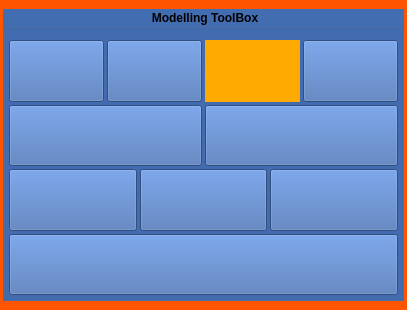
Before: the Qt Designer form src/developer/main/modeltools/widget/ui/modeltoolsUI.ui in code-google-com/mayatools, drawn with Qt 5.
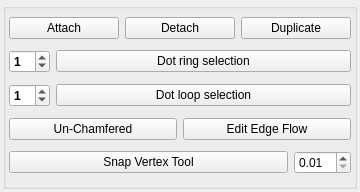
After: the same form once the commit is applied. Icons and pictures are not drawn.

The edit to the form file:
```diff
--- a/src/developer/main/modeltools/widget/ui/modeltoolsUI.ui
+++ b/src/developer/main/modeltools/widget/ui/modeltoolsUI.ui
@@ -6,32 +6,16 @@
    <rect>
     <x>0</x>
     <y>0</y>
-    <width>407</width>
-    <height>310</height>
+    <width>360</width>
+    <height>192</height>
    </rect>
   </property>
-  <property name="sizePolicy">
-   <sizepolicy hsizetype="Minimum" vsizetype="Preferred">
-    <horstretch>0</horstretch>
-    <verstretch>0</verstretch>
-   </sizepolicy>
-  </property>
   <property name="windowTitle">
    <string>MainWindow</string>
   </property>
-  <property name="styleSheet">
-   <string notr="true">QMainWindow{
-background-color: rgb(255, 85, 0);
-border-style: outset;
-}
-</string>
-  </property>
   <widget class="QWidget" name="centralwidget">
    <layout class="QVBoxLayout" name="verticalLayout">
-    <property name="leftMargin">
-     <number>3</number>
-    </property>
-    <property name="rightMargin">
+    <property name="margin">
      <number>3</number>
     </property>
     <item>
@@ -39,143 +23,37 @@
       <property name="enabled">
        <bool>true</bool>
       </property>
-      <property name="sizePolicy">
-       <sizepolicy hsizetype="Preferred" vsizetype="Minimum">
-        <horstretch>0</horstretch>
-        <verstretch>0</verstretch>
-       </sizepolicy>
-      </property>
       <property name="font">
        <font>
         <weight>75</weight>
         <bold>true</bold>
        </font>
       </property>
-      <property name="styleSheet">
-       <string notr="true">background-color: rgb(67, 109, 177);
-</string>
-      </property>
       <property name="title">
-       <string>Modelling ToolBox</string>
+       <string/>
       </property>
       <property name="alignment">
        <set>Qt::AlignCenter</set>
       </property>
       <layout class="QVBoxLayout" name="verticalLayout_2">
-       <property name="spacing">
-        <number>3</number>
-       </property>
-       <property name="leftMargin">
-        <number>3</number>
-       </property>
-       <property name="topMargin">
-        <number>11</number>
-       </property>
-       <property name="rightMargin">
-        <number>3</number>
-       </property>
-       <property name="bottomMargin">
+       <property name="margin">
         <number>3</number>
        </property>
        <item>
         <layout class="QHBoxLayout" name="horizontalLayout_2">
-         <property name="spacing">
-          <number>3</number>
-         </property>
-         <item>
-          <widget class="QPushButton" name="pushButton">
-           <property name="sizePolicy">
-            <sizepolicy hsizetype="Minimum" vsizetype="Preferred">
-             <horstretch>0</horstretch>
-             <verstretch>0</verstretch>
-            </sizepolicy>
-           </property>
-           <property name="toolTip">
-            <string>Combine mesh and weld</string>
-           </property>
-           <property name="styleSheet">
-            <string notr="true">QPushButton{
-	background-color: rgb(0, 170, 255);
-border-style: outset;
-}
-QPushButton:hover
-{
-	border-width: 1px;
-    border-style: solid;	
-	border-color: white;
-}
-QPushButton:pressed
-{
-	border-width: 1px;
-    border-style: solid;	
-	border-color: rgb(48, 96, 144);
-};</string>
-           </property>
-           <property name="text">
-            <string/>
-           </property>
-           <property name="icon">
-            <iconset resource="../../../../source/icons/metroIcon/metroIconSet.qrc">
-             <normaloff>:/Icons/attach_weld_2.png</normaloff>:/Icons/attach_weld_2.png</iconset>
-           </property>
-           <property name="iconSize">
-            <size>
-             <width>50</width>
-             <height>50</height>
-            </size>
-           </property>
-          </widget>
-         </item>
          <item>
           <widget class="QPushButton" name="btnAttach">
            <property name="enabled">
             <bool>true</bool>
            </property>
-           <property name="sizePolicy">
-            <sizepolicy hsizetype="Minimum" vsizetype="Preferred">
-             <horstretch>0</horstretch>
-             <verstretch>0</verstretch>
-            </sizepolicy>
-           </property>
            <property name="font">
             <font>
              <weight>50</weight>
              <bold>false</bold>
             </font>
            </property>
-           <property name="toolTip">
-            <string>Combine mesh no weld</string>
-           </property>
-           <property name="styleSheet">
-            <string notr="true">QPushButton{
-background-color: rgb(255, 85, 0);
-border-style: outset;
-}
-QPushButton:hover
-{
-	border-width: 1px;
-    border-style: solid;	
-	border-color: white;
-}
-QPushButton:pressed
-{
-	border-width: 1px;
-    border-style: solid;	
-	border-color: rgb(48, 96, 144);
-};</string>
-           </property>
            <property name="text">
-            <string/>
-           </property>
-           <property name="icon">
-            <iconset resource="../../../../source/icons/metroIcon/metroIconSet.qrc">
-             <normaloff>:/Icons/attach_2.png</normaloff>:/Icons/attach_2.png</iconset>
-           </property>
-           <property name="iconSize">
-            <size>
-             <width>50</width>
-             <height>50</height>
-            </size>
+            <string>Attach</string>
            </property>
           </widget>
          </item>
@@ -184,102 +62,27 @@
            <property name="enabled">
             <bool>true</bool>
            </property>
-           <property name="sizePolicy">
-            <sizepolicy hsizetype="Minimum" vsizetype="Preferred">
-             <horstretch>0</horstretch>
-             <verstretch>0</verstretch>
-            </sizepolicy>
-           </property>
            <property name="font">
             <font>
              <weight>50</weight>
              <bold>false</bold>
             </font>
            </property>
-           <property name="toolTip">
-            <string>Detach mesh</string>
-           </property>
-           <property name="styleSheet">
-            <string notr="true">QPushButton{
-background-color: rgb(255, 170, 0);
-border-style: outset;
-}
-QPushButton:hover
-{
-	border-width: 1px;
-    border-style: solid;	
-	border-color: white;
-	background-color: rgb(255, 170, 0);
-}
-QPushButton:pressed
-{
-	border-width: 1px;
-    border-style: solid;	
-	border-color: rgb(48, 96, 144);
-}</string>
-           </property>
            <property name="text">
-            <string/>
-           </property>
-           <property name="icon">
-            <iconset resource="../../../../source/icons/metroIcon/metroIconSet.qrc">
-             <normaloff>:/Icons/detach_2.png</normaloff>:/Icons/detach_2.png</iconset>
-           </property>
-           <property name="iconSize">
-            <size>
-             <width>50</width>
-             <height>50</height>
-            </size>
+            <string>Detach</string>
            </property>
           </widget>
          </item>
          <item>
           <widget class="QPushButton" name="btnDuplicate">
-           <property name="sizePolicy">
-            <sizepolicy hsizetype="Minimum" vsizetype="Preferred">
-             <horstretch>0</horstretch>
-             <verstretch>0</verstretch>
-            </sizepolicy>
-           </property>
            <property name="font">
             <font>
              <weight>50</weight>
              <bold>false</bold>
             </font>
            </property>
-           <property name="toolTip">
-            <string>Duplicate face</string>
-           </property>
-           <property name="styleSheet">
-            <string notr="true">QPushButton{
-background-color: rgb(85, 170, 0);
-border-style: outset;
-}
-QPushButton:hover
-{
-	border-width: 1px;
-    border-style: solid;	
-	border-color: white;
-}
-QPushButton:pressed
-{
-	border-width: 1px;
-    border-style: solid;	
-	border-color: rgb(48, 96, 144);
-};</string>
-           </property>
            <property name="text">
-            <string/>
-           </property>
-           <property name="icon">
-            <iconset resource="../../../../source/icons/metroIcon/metroIconSet.qrc">
-             <normaloff>:/Icons/duplicate_2.png</normaloff>:/Icons/duplicate_2.png</iconset>
-           </property>
-           <property name="iconSize">
-            <size>
-             <width>50</width>
-             <height>50</height>
-            </size>
+            <string>Duplicate</string>
            </property>
           </widget>
          </item>
@@ -287,63 +90,20 @@
        </item>
        <item>
         <layout class="QHBoxLayout" name="horizontalLayout_3">
-         <property name="spacing">
-          <number>3</number>
-         </property>
          <item>
-          <widget class="QPushButton" name="btnLoopEdges">
-           <property name="sizePolicy">
-            <sizepolicy hsizetype="Expanding" vsizetype="Preferred">
-             <horstretch>0</horstretch>
-             <verstretch>0</verstretch>
-            </sizepolicy>
+          <widget class="QSpinBox" name="spnRing">
+           <property name="maximum">
+            <number>98</number>
            </property>
-           <property name="font">
-            <font>
-             <weight>50</weight>
-             <bold>false</bold>
-            </font>
-           </property>
-           <property name="toolTip">
-            <string>Loop Edges</string>
-           </property>
-           <property name="styleSheet">
-            <string notr="true">QPushButton{
-	background-color: rgb(255, 85, 127);
-border-style: outset;
-}
-QPushButton:hover
-{
-	border-width: 1px;
-    border-style: solid;	
-	border-color: white;
-}
-QPushButton:pressed
-{
-	border-width: 1px;
-    border-style: solid;	
-	border-color: rgb(48, 96, 144);
-};</string>
-           </property>
-           <property name="text">
-            <string/>
-           </property>
-           <property name="icon">
-            <iconset resource="../../../../source/icons/metroIcon/metroIconSet.qrc">
-             <normaloff>:/Icons/loop.png</normaloff>:/Icons/loop.png</iconset>
-           </property>
-           <property name="iconSize">
-            <size>
-             <width>50</width>
-             <height>50</height>
-            </size>
+           <property name="value">
+            <number>1</number>
            </property>
           </widget>
          </item>
          <item>
           <widget class="QPushButton" name="btnRingEdges">
            <property name="sizePolicy">
-            <sizepolicy hsizetype="Expanding" vsizetype="Preferred">
+            <sizepolicy hsizetype="Expanding" vsizetype="Fixed">
              <horstretch>0</horstretch>
              <verstretch>0</verstretch>
             </sizepolicy>
@@ -354,39 +114,38 @@
              <bold>false</bold>
             </font>
            </property>
-           <property name="toolTip">
-            <string>Ring Edges</string>
+           <property name="text">
+            <string>Dot ring selection</string>
            </property>
-           <property name="styleSheet">
-            <string notr="true">QPushButton{
-	background-color: rgb(0, 170, 127);
-border-style: outset;
-}
-QPushButton:hover
-{
-	border-width: 1px;
-    border-style: solid;	
-	border-color: white;
-}
-QPushButton:pressed
-{
-	border-width: 1px;
-    border-style: solid;	
-	border-color: rgb(48, 96, 144);
-};</string>
+          </widget>
+         </item>
+        </layout>
+       </item>
+       <item>
+        <layout class="QHBoxLayout" name="horizontalLayout_5">
+         <item>
+          <widget class="QSpinBox" name="spnLoop">
+           <property name="value">
+            <number>1</number>
            </property>
-           <property name="text">
-            <string/>
+          </widget>
+         </item>
+         <item>
+          <widget class="QPushButton" name="btnLoopEdges">
+           <property name="sizePolicy">
+            <sizepolicy hsizetype="Expanding" vsizetype="Fixed">
+             <horstretch>0</horstretch>
+             <verstretch>0</verstretch>
+            </sizepolicy>
            </property>
-           <property name="icon">
-            <iconset resource="../../../../source/icons/metroIcon/metroIconSet.qrc">
-             <normaloff>:/Icons/ring.png</normaloff>:/Icons/ring.png</iconset>
+           <property name="font">
+            <font>
+             <weight>50</weight>
+             <bold>false</bold>
+            </font>
            </property>
-           <property name="iconSize">
-            <size>
-             <width>50</width>
-             <height>50</height>
-            </size>
+           <property name="text">
+            <string>Dot loop selection</string>
            </property>
           </widget>
          </item>
@@ -394,136 +153,29 @@
        </item>
        <item>
         <layout class="QHBoxLayout" name="horizontalLayout_4">
-         <property name="spacing">
-          <number>3</number>
-         </property>
-         <item>
-          <widget class="QPushButton" name="pushButton_2">
-           <property name="sizePolicy">
-            <sizepolicy hsizetype="Minimum" vsizetype="Preferred">
-             <horstretch>0</horstretch>
-             <verstretch>0</verstretch>
-            </sizepolicy>
-           </property>
-           <property name="styleSheet">
-            <string notr="true">QPushButton{
-	background-color: rgb(170, 0, 127);
-border-style: outset;
-}
-QPushButton:hover
-{
-	border-width: 1px;
-    border-style: solid;	
-	border-color: white;
-}
-QPushButton:pressed
-{
-	border-width: 1px;
-    border-style: solid;	
-	border-color: rgb(48, 96, 144);
-};</string>
-           </property>
-           <property name="text">
-            <string/>
-           </property>
-           <property name="iconSize">
-            <size>
-             <width>50</width>
-             <height>50</height>
-            </size>
-           </property>
-          </widget>
-         </item>
          <item>
           <widget class="QPushButton" name="btnSmartCollapse">
-           <property name="sizePolicy">
-            <sizepolicy hsizetype="Minimum" vsizetype="Preferred">
-             <horstretch>0</horstretch>
-             <verstretch>0</verstretch>
-            </sizepolicy>
-           </property>
            <property name="font">
             <font>
              <weight>50</weight>
              <bold>false</bold>
             </font>
            </property>
-           <property name="toolTip">
-            <string>Unchamferd Edges</string>
-           </property>
-           <property name="styleSheet">
-            <string notr="true">QPushButton{
-	background-color: rgb(170, 85, 255);
-border-style: outset;
-}
-QPushButton:hover
-{
-	border-width: 1px;
-    border-style: solid;	
-	border-color: white;
-}
-QPushButton:pressed
-{
-	border-width: 1px;
-    border-style: solid;	
-	border-color: rgb(48, 96, 144);
-};</string>
-           </property>
            <property name="text">
-            <string/>
-           </property>
-           <property name="icon">
-            <iconset resource="../../../../source/icons/metroIcon/metroIconSet.qrc">
-             <normaloff>:/Icons/unchamfered.png</normaloff>:/Icons/unchamfered.png</iconset>
-           </property>
-           <property name="iconSize">
-            <size>
-             <width>50</width>
-             <height>50</height>
-            </size>
+            <string>Un-Chamfered</string>
            </property>
           </widget>
          </item>
          <item>
           <widget class="QPushButton" name="btnReplace">
-           <property name="sizePolicy">
-            <sizepolicy hsizetype="Minimum" vsizetype="Preferred">
-             <horstretch>0</horstretch>
-             <verstretch>0</verstretch>
-            </sizepolicy>
-           </property>
            <property name="font">
             <font>
              <weight>50</weight>
              <bold>false</bold>
             </font>
            </property>
-           <property name="styleSheet">
-            <string notr="true">QPushButton{
-	background-color: rgb(255, 0, 127);
-border-style: outset;
-}
-QPushButton:hover
-{
-	border-width: 1px;
-    border-style: solid;	
-	border-color: white;
-}
-QPushButton:pressed
-{
-	border-width: 1px;
-    border-style: solid;	
-	border-color: rgb(48, 96, 144);
-};</string>
-           </property>
            <property name="text">
-            <string/>
-           </property>
-           <property name="iconSize">
-            <size>
-             <width>50</width>
-             <height>50</height>
-            </size>
+            <string>Edit Edge Flow</string>
            </property>
           </widget>
          </item>
@@ -533,8 +185,21 @@
         <layout class="QHBoxLayout" name="horizontalLayout_15">
          <item>
           <widget class="QPushButton" name="btnSnapVertexTool">
+           <property name="font">
+            <font>
+             <weight>50</weight>
+             <bold>false</bold>
+            </font>
+           </property>
+           <property name="text">
+            <string>Snap Vertex Tool</string>
+           </property>
+          </widget>
+         </item>
+         <item>
+          <widget class="QDoubleSpinBox" name="spnTolerance">
            <property name="sizePolicy">
-            <sizepolicy hsizetype="Minimum" vsizetype="Preferred">
+            <sizepolicy hsizetype="Fixed" vsizetype="Fixed">
              <horstretch>0</horstretch>
              <verstretch>0</verstretch>
             </sizepolicy>
@@ -545,29 +210,14 @@
              <bold>false</bold>
             </font>
            </property>
-           <property name="contextMenuPolicy">
-            <enum>Qt::CustomContextMenu</enum>
+           <property name="minimum">
+            <double>0.010000000000000</double>
            </property>
-           <property name="styleSheet">
-            <string notr="true">QPushButton{
-	background-color: rgb(255, 170, 0);
-border-style: outset;
-}
-QPushButton:hover
-{
-	border-width: 1px;
-    border-style: solid;	
-	border-color: white;
-}
-QPushButton:pressed
-{
-	border-width: 1px;
-    border-style: solid;	
-	border-color: rgb(48, 96, 144);
-};</string>
+           <property name="singleStep">
+            <double>0.010000000000000</double>
            </property>
-           <property name="text">
-            <string/>
+           <property name="value">
+            <double>0.010000000000000</double>
            </property>
           </widget>
          </item>
```
Left out of the diff: 4 changed lines with no effect on the pictures.
